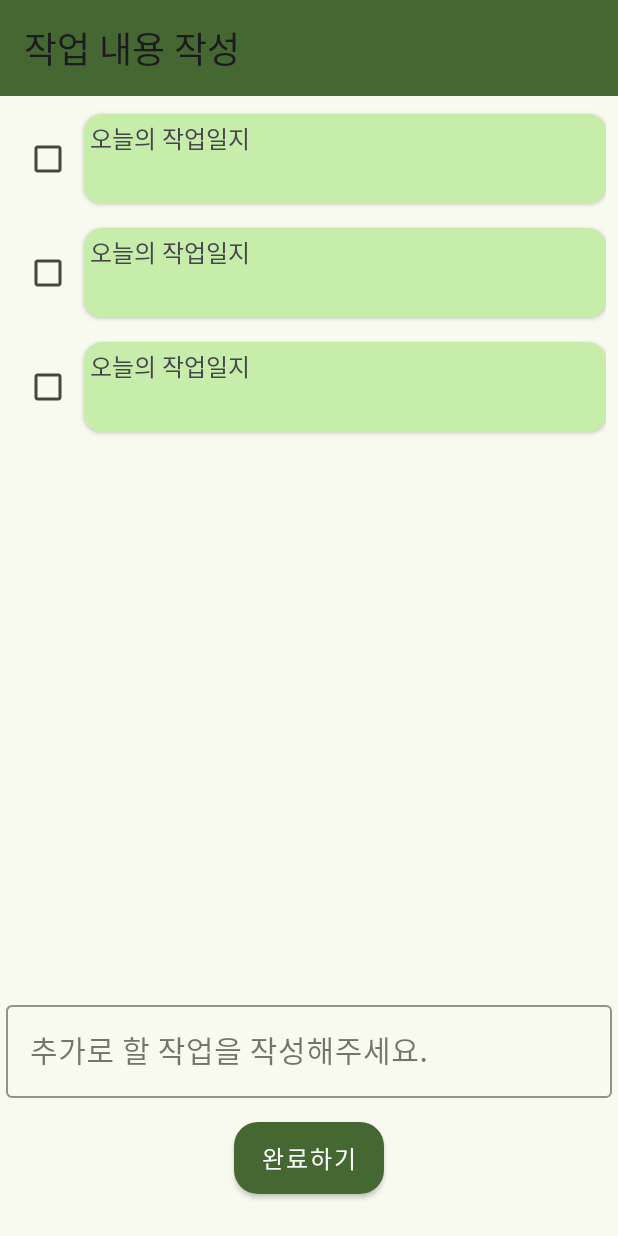
After one commit to SNXWXH/FarmHelper, an Android app: the layout fragment_task_add.xml on its own in the app's theme, with its tools: preview values and no code run, on a phone screen of 412 x 824 dp. The commit adds this screen. Run offline under Robolectric (Android 15) with nearby library versions, the phone set to English and light mode, and no system bars.

Commit message:
feat(design): 작업 내용 작성 화면 디자인 구현

```diff
--- /dev/null
+++ b/frontend/aos/app/src/main/java/com/mjc/lst1995/farmhelper/feature/task/TaskAddFragment.kt
@@ -0,0 +1,18 @@
+package com.mjc.lst1995.farmhelper.feature.task
+
+import android.os.Bundle
+import android.view.View
+import com.mjc.lst1995.farmhelper.R
+import com.mjc.lst1995.farmhelper.core.ui.BaseFragment
+import com.mjc.lst1995.farmhelper.databinding.FragmentTaskAddBinding
+import dagger.hilt.android.AndroidEntryPoint
+
+@AndroidEntryPoint
+class TaskAddFragment : BaseFragment<FragmentTaskAddBinding>(R.layout.fragment_task_add) {
+    override fun onViewCreated(
+        view: View,
+        savedInstanceState: Bundle?,
+    ) {
+        super.onViewCreated(view, savedInstanceState)
+    }
+}
--- /dev/null
+++ b/frontend/aos/app/src/main/res/layout/fragment_task_add.xml
@@ -0,0 +1,85 @@
+<?xml version="1.0" encoding="utf-8"?>
+<layout xmlns:android="http://schemas.android.com/apk/res/android"
+    xmlns:app="http://schemas.android.com/apk/res-auto"
+    xmlns:tools="http://schemas.android.com/tools">
+
+
+    <androidx.constraintlayout.widget.ConstraintLayout
+        android:layout_width="match_parent"
+        android:layout_height="match_parent"
+        tools:context=".feature.task.TaskAddFragment">
+
+        <ProgressBar
+            android:id="@+id/progressBar"
+            android:layout_width="0dp"
+            android:layout_height="0dp"
+            android:background="@android:drawable/menuitem_background"
+            android:padding="80dp"
+            android:visibility="gone"
+            app:layout_constraintBottom_toBottomOf="parent"
+            app:layout_constraintEnd_toEndOf="parent"
+            app:layout_constraintStart_toStartOf="parent"
+            app:layout_constraintTop_toTopOf="parent" />
+
+        <com.google.android.material.appbar.MaterialToolbar
+            android:id="@+id/materialToolbar4"
+            android:layout_width="match_parent"
+            android:layout_height="wrap_content"
+            app:layout_constraintEnd_toEndOf="parent"
+            app:layout_constraintStart_toStartOf="parent"
+            app:layout_constraintTop_toTopOf="parent"
+            app:title="@string/task_log_create" />
+
+        <androidx.constraintlayout.widget.ConstraintLayout
+            android:layout_width="match_parent"
+            android:layout_height="0dp"
+            android:padding="4dp"
+            app:layout_constraintBottom_toBottomOf="parent"
+            app:layout_constraintEnd_toEndOf="parent"
+            app:layout_constraintStart_toStartOf="parent"
+            app:layout_constraintTop_toBottomOf="@+id/materialToolbar4">
+
+            <androidx.recyclerview.widget.RecyclerView
+                android:id="@+id/recyclerView"
+                android:layout_width="0dp"
+                android:layout_height="0dp"
+                android:layout_marginBottom="8dp"
+                app:layout_constraintBottom_toTopOf="@+id/textInputLayout"
+                app:layout_constraintEnd_toEndOf="parent"
+                app:layout_constraintStart_toStartOf="parent"
+                app:layout_constraintTop_toTopOf="parent"
+                tools:itemCount="3"
+                tools:listitem="@layout/holder_create_task">
+
+            </androidx.recyclerview.widget.RecyclerView>
+
+            <com.google.android.material.textfield.TextInputLayout
+                android:id="@+id/textInputLayout"
+                android:layout_width="match_parent"
+                android:layout_height="wrap_content"
+                android:layout_marginBottom="16dp"
+                app:layout_constraintBottom_toTopOf="@+id/button"
+                app:layout_constraintEnd_toEndOf="parent"
+                app:layout_constraintStart_toStartOf="parent">
+
+                <com.google.android.material.textfield.TextInputEditText
+                    style="@style/TextInputEditTextAppearance"
+                    android:layout_width="match_parent"
+                    android:layout_height="wrap_content"
+                    android:hint="@string/write_custom_task" />
+            </com.google.android.material.textfield.TextInputLayout>
+
+            <androidx.appcompat.widget.AppCompatButton
+                android:id="@+id/button"
+                android:layout_width="wrap_content"
+                android:layout_height="wrap_content"
+                android:layout_marginBottom="24dp"
+                android:text="@string/task_compleate"
+                app:layout_constraintBottom_toBottomOf="parent"
+                app:layout_constraintEnd_toEndOf="parent"
+                app:layout_constraintStart_toStartOf="parent" />
+        </androidx.constraintlayout.widget.ConstraintLayout>
+
+    </androidx.constraintlayout.widget.ConstraintLayout>
+
+</layout>
--- /dev/null
+++ b/frontend/aos/app/src/main/res/layout/holder_create_task.xml
@@ -0,0 +1,35 @@
+<?xml version="1.0" encoding="utf-8"?>
+<androidx.constraintlayout.widget.ConstraintLayout xmlns:android="http://schemas.android.com/apk/res/android"
+    xmlns:app="http://schemas.android.com/apk/res-auto"
+    xmlns:tools="http://schemas.android.com/tools"
+    android:layout_width="match_parent"
+    android:layout_height="wrap_content"
+    android:padding="4dp">
+
+    <CheckBox
+        android:id="@+id/checkBox"
+        android:layout_width="wrap_content"
+        android:layout_height="wrap_content"
+        app:layout_constraintBottom_toBottomOf="@+id/cardView"
+        app:layout_constraintStart_toStartOf="parent"
+        app:layout_constraintTop_toTopOf="@+id/cardView" />
+
+    <androidx.cardview.widget.CardView
+        android:id="@+id/cardView"
+        android:layout_width="0dp"
+        android:layout_height="60dp"
+        android:layout_marginTop="4dp"
+        android:layout_marginBottom="4dp"
+        app:layout_constraintBottom_toBottomOf="parent"
+        app:layout_constraintEnd_toEndOf="parent"
+        app:layout_constraintStart_toEndOf="@+id/checkBox"
+        app:layout_constraintTop_toTopOf="parent">
+
+        <TextView
+            android:id="@+id/taskContentTV"
+            android:layout_width="match_parent"
+            android:layout_height="match_parent"
+            android:layout_margin="4dp"
+            android:text="@string/daily_work_log" />
+    </androidx.cardview.widget.CardView>
+</androidx.constraintlayout.widget.ConstraintLayout>
--- a/frontend/aos/app/src/main/res/navigation/nav_graph.xml
+++ b/frontend/aos/app/src/main/res/navigation/nav_graph.xml
@@ -53,5 +53,16 @@
         <argument
             android:name="work"
             app:argType="com.mjc.lst1995.farmhelper.core.domain.model.Work" />
+        <action
+            android:id="@+id/action_workDetailFragment_to_taskAddFragment"
+            app:destination="@id/taskAddFragment" />
+    </fragment>
+    <fragment
+        android:id="@+id/taskAddFragment"
+        android:name="com.mjc.lst1995.farmhelper.feature.task.TaskAddFragment"
+        android:label="TaskAddFragment" >
+        <action
+            android:id="@+id/action_taskAddFragment_to_workDetailFragment"
+            app:destination="@id/workDetailFragment" />
     </fragment>
 </navigation>
--- a/frontend/aos/app/src/main/res/values/strings.xml
+++ b/frontend/aos/app/src/main/res/values/strings.xml
@@ -24,4 +24,9 @@
     <string name="sort_order_change">정렬 순서 변경</string>
     <string name="task_list">작업 목록</string>
     <string name="task_create">작업생성</string>
+
+    <!-- 작업 생성-->
+    <string name="task_compleate">완료하기</string>
+    <string name="task_log_create">작업 내용 작성</string>
+    <string name="write_custom_task">추가로 할 작업을 작성해주세요.</string>
 </resources>
```
